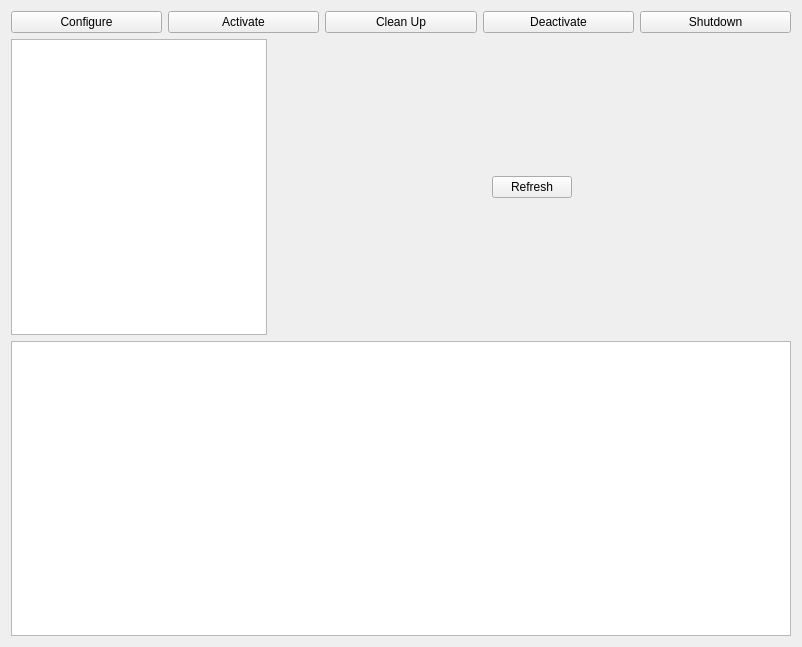
Before: the Qt Designer form resource/RosLifecycleManager.ui in VSP-AR/rqt_lifecycle_manager, drawn with Qt 5.
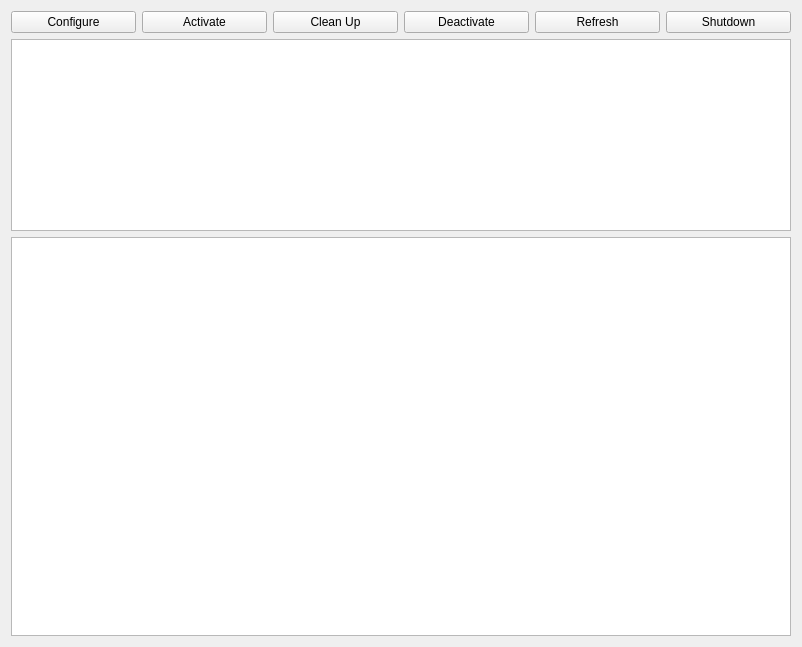
After: the same form once the commit is applied.

Diff of the .ui file:
```diff
--- a/resource/RosLifecycleManager.ui
+++ b/resource/RosLifecycleManager.ui
@@ -44,6 +44,13 @@
        </property>
       </widget>
      </item>
+     <item>
+      <widget class="QPushButton" name="pushRefresh">
+       <property name="text">
+        <string>Refresh</string>
+       </property>
+      </widget>
+     </item>
      <item>
       <widget class="QPushButton" name="pushShutdownObj">
        <property name="text">
@@ -58,43 +65,16 @@
      <item>
       <widget class="QListWidget" name="lifecycleNodeList"/>
      </item>
-     <item>
-      <spacer name="horizontalSpacer_5">
-       <property name="orientation">
-        <enum>Qt::Horizontal</enum>
-       </property>
-       <property name="sizeHint" stdset="0">
-        <size>
-         <width>40</width>
-         <height>20</height>
-        </size>
-       </property>
-      </spacer>
-     </item>
-     <item>
-      <widget class="QPushButton" name="pushRefresh">
-       <property name="text">
-        <string>Refresh</string>
-       </property>
-      </widget>
-     </item>
-     <item>
-      <spacer name="horizontalSpacer_4">
-       <property name="orientation">
-        <enum>Qt::Horizontal</enum>
-       </property>
-       <property name="sizeHint" stdset="0">
-        <size>
-         <width>40</width>
-         <height>20</height>
-        </size>
-       </property>
-      </spacer>
-     </item>
     </layout>
    </item>
    <item>
     <widget class="QGraphicsView" name="graphicsViewObj">
+     <property name="sizePolicy">
+      <sizepolicy hsizetype="Minimum" vsizetype="Minimum">
+       <horstretch>150</horstretch>
+       <verstretch>150</verstretch>
+      </sizepolicy>
+     </property>
      <property name="renderHints">
       <set>QPainter::Antialiasing|QPainter::HighQualityAntialiasing|QPainter::SmoothPixmapTransform|QPainter::TextAntialiasing</set>
      </property>
```
